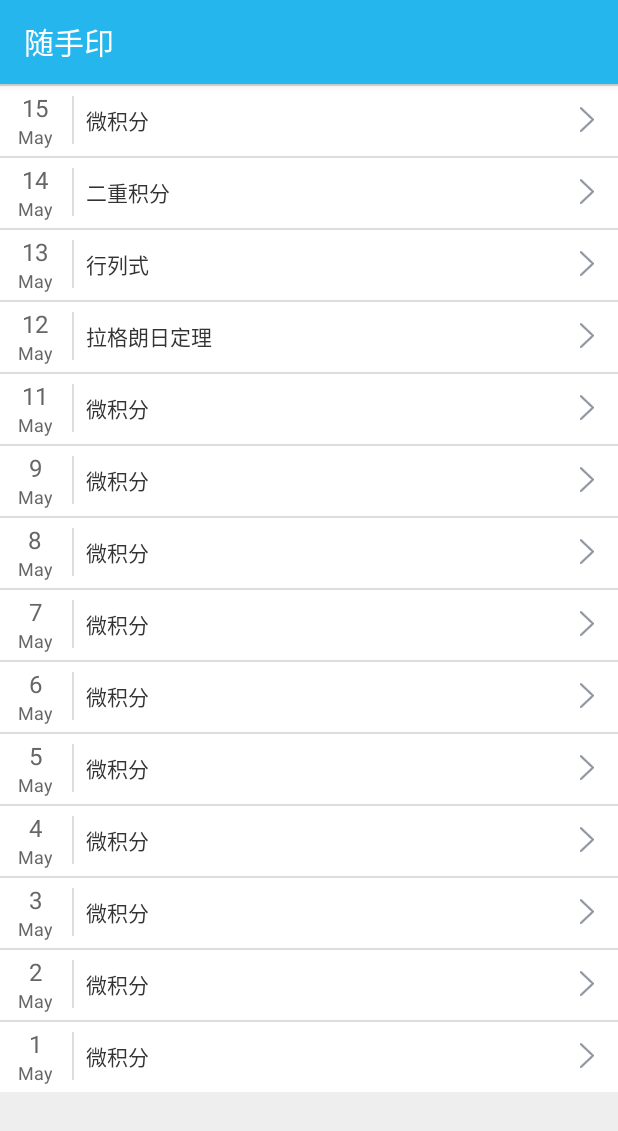
After one commit to guobin1112/Yun_Android, an Android app: the MicroLibListActivity screen opened directly, with no data from a screen before it, on a phone screen of 412 x 824 dp. The commit adds this screen. Shown: the top 1131 px of the screen. Run offline under Robolectric (Android 15) with nearby library versions, the phone set to English and light mode, and no system bars.

Commit message:
micro lib list activity layout finish

```diff
--- a/app/src/main/AndroidManifest.xml
+++ b/app/src/main/AndroidManifest.xml
@@ -49,7 +49,8 @@
             android:label="推荐好友" />
         <activity android:name=".Activity.PrintActivity" />
         <activity android:name=".Activity.SocialActivity" />
-        <activity android:name=".Activity.SignInActivity"></activity>
+        <activity android:name=".Activity.SignInActivity" />
+        <activity android:name=".Activity.MicroLibListActivity"></activity>
     </application>
 
 </manifest>
--- /dev/null
+++ b/app/src/main/java/com/yuncool/yun_android/Activity/MicroLibListActivity.java
@@ -0,0 +1,70 @@
+package com.yuncool.yun_android.Activity;
+
+import android.os.Bundle;
+import android.support.v7.app.AppCompatActivity;
+import android.support.v7.widget.LinearLayoutManager;
+import android.support.v7.widget.RecyclerView;
+
+import com.yuncool.yun_android.R;
+import com.yuncool.yun_android.adapter.MicroLibListAdapter;
+import com.yuncool.yun_android.model.MicroLibListItemModel;
+
+import java.util.ArrayList;
+import java.util.List;
+
+public class MicroLibListActivity extends AppCompatActivity {
+
+    RecyclerView rv_micro_lib_list;
+
+    LinearLayoutManager layoutManager;
+
+    MicroLibListAdapter adapter;
+
+    List<MicroLibListItemModel> modelList = new ArrayList<>();
+
+    @Override
+    protected void onCreate(Bundle savedInstanceState) {
+        super.onCreate(savedInstanceState);
+        setContentView(R.layout.activity_micro_lib_list);
+
+        initData();
+        initView();
+        initEvent();
+    }
+
+    private void initData() {
+
+        modelList.add(new MicroLibListItemModel("15", "May", "微积分"));
+        modelList.add(new MicroLibListItemModel("14", "May", "二重积分"));
+        modelList.add(new MicroLibListItemModel("13", "May", "行列式"));
+        modelList.add(new MicroLibListItemModel("12", "May", "拉格朗日定理"));
+        modelList.add(new MicroLibListItemModel("11", "May", "微积分"));
+        modelList.add(new MicroLibListItemModel("9", "May", "微积分"));
+        modelList.add(new MicroLibListItemModel("8", "May", "微积分"));
+        modelList.add(new MicroLibListItemModel("7", "May", "微积分"));
+        modelList.add(new MicroLibListItemModel("6", "May", "微积分"));
+        modelList.add(new MicroLibListItemModel("5", "May", "微积分"));
+        modelList.add(new MicroLibListItemModel("4", "May", "微积分"));
+        modelList.add(new MicroLibListItemModel("3", "May", "微积分"));
+        modelList.add(new MicroLibListItemModel("2", "May", "微积分"));
+        modelList.add(new MicroLibListItemModel("1", "May", "微积分"));
+
+    }
+
+    private void initView() {
+
+        rv_micro_lib_list = (RecyclerView) findViewById(R.id.rv_micro_lib_list);
+
+        layoutManager = new LinearLayoutManager(this);
+
+        adapter = new MicroLibListAdapter(modelList);
+
+        rv_micro_lib_list.setLayoutManager(layoutManager);
+        rv_micro_lib_list.setAdapter(adapter);
+
+    }
+
+    private void initEvent() {
+
+    }
+}
--- a/app/src/main/java/com/yuncool/yun_android/Activity/MicroLibraryActivity.java
+++ b/app/src/main/java/com/yuncool/yun_android/Activity/MicroLibraryActivity.java
@@ -1,7 +1,7 @@
 package com.yuncool.yun_android.Activity;
 
+import android.content.Intent;
 import android.os.Bundle;
-import android.support.v7.app.AppCompatActivity;
 import android.support.v7.widget.LinearLayoutManager;
 import android.support.v7.widget.RecyclerView;
 import android.util.DisplayMetrics;
@@ -71,5 +71,13 @@ public class MicroLibraryActivity extends BaseActivity {
 
     private void initEvent() {
 
+        adapter.setOnItemClickListener(new MicroLibAdapter.OnItemClickListener() {
+            @Override
+            public void OnItemClick(int position) {
+                Intent intent = new Intent(MicroLibraryActivity.this, MicroLibListActivity.class);
+                startActivity(intent);
+            }
+        });
+
     }
 }
--- a/app/src/main/java/com/yuncool/yun_android/adapter/MicroLibAdapter.java
+++ b/app/src/main/java/com/yuncool/yun_android/adapter/MicroLibAdapter.java
@@ -18,6 +18,8 @@ public class MicroLibAdapter extends RecyclerView.Adapter<MicroLibAdapter.ViewHo
 
     private List<String> modelList = new ArrayList<>();
 
+    private OnItemClickListener onItemClickListener;
+
     public MicroLibAdapter(List<String> modelList) {
         this.modelList = modelList;
     }
@@ -33,13 +35,29 @@ public class MicroLibAdapter extends RecyclerView.Adapter<MicroLibAdapter.ViewHo
     }
 
     @Override
-    public void onBindViewHolder(ViewHolder holder, int position) {
+    public void onBindViewHolder(ViewHolder holder, final int position) {
 
         String name = modelList.get(position);
         if (name != null) {
             holder.tv_micro_lib_name.setText(name);
         }
 
+        if (onItemClickListener != null) {
+
+            holder.itemView.setOnClickListener(new View.OnClickListener() {
+                @Override
+                public void onClick(View view) {
+                    onItemClickListener.OnItemClick(position);
+                }
+            });
+
+        }
+
+
+    }
+
+    public void setOnItemClickListener(OnItemClickListener onItemClickListener) {
+        this.onItemClickListener = onItemClickListener;
     }
 
     @Override
@@ -55,4 +73,8 @@ public class MicroLibAdapter extends RecyclerView.Adapter<MicroLibAdapter.ViewHo
             super(tv_micro_lib_name);
         }
     }
+
+    public interface OnItemClickListener {
+        void OnItemClick(int position);
+    }
 }
--- /dev/null
+++ b/app/src/main/java/com/yuncool/yun_android/adapter/MicroLibListAdapter.java
@@ -0,0 +1,63 @@
+package com.yuncool.yun_android.adapter;
+
+import android.support.v7.widget.RecyclerView;
+import android.view.LayoutInflater;
+import android.view.View;
+import android.view.ViewGroup;
+import android.widget.TextView;
+
+import com.yuncool.yun_android.R;
+import com.yuncool.yun_android.model.MicroLibListItemModel;
+
+import java.util.ArrayList;
+import java.util.List;
+
+/**
+ * Created by Black on 2016/2/16.
+ */
+public class MicroLibListAdapter extends RecyclerView.Adapter<MicroLibListAdapter.ViewHolder> {
+
+    List<MicroLibListItemModel> modelList = new ArrayList<>();
+
+    public MicroLibListAdapter(List<MicroLibListItemModel> modelList) {
+        this.modelList = modelList;
+    }
+
+    @Override
+    public ViewHolder onCreateViewHolder(ViewGroup parent, int viewType) {
+
+        View view = LayoutInflater.from(parent.getContext())
+                .inflate(R.layout.item_micro_lib_list, parent, false);
+
+        ViewHolder viewHolder = new ViewHolder(view);
+
+        return viewHolder;
+    }
+
+    @Override
+    public void onBindViewHolder(ViewHolder holder, int position) {
+
+        holder.tv_date.setText(modelList.get(position).date);
+        holder.tv_month.setText(modelList.get(position).month);
+        holder.tv_title.setText(modelList.get(position).title);
+
+    }
+
+    @Override
+    public int getItemCount() {
+        return modelList.size();
+    }
+
+    public static class ViewHolder extends RecyclerView.ViewHolder {
+
+        public TextView tv_date, tv_month, tv_title;
+
+        public ViewHolder(View itemView) {
+
+            super(itemView);
+            this.tv_date = (TextView) itemView.findViewById(R.id.tv_date);
+            this.tv_month = (TextView) itemView.findViewById(R.id.tv_month);
+            this.tv_title = (TextView) itemView.findViewById(R.id.tv_title);
+        }
+    }
+}
--- /dev/null
+++ b/app/src/main/java/com/yuncool/yun_android/model/MicroLibListItemModel.java
@@ -0,0 +1,15 @@
+package com.yuncool.yun_android.model;
+
+/**
+ * Created by Black on 2016/2/16.
+ */
+public class MicroLibListItemModel {
+
+    public String date, month, title;
+
+    public MicroLibListItemModel(String date, String month, String title) {
+        this.date = date;
+        this.month = month;
+        this.title = title;
+    }
+}
--- /dev/null
+++ b/app/src/main/res/layout/activity_micro_lib_list.xml
@@ -0,0 +1,15 @@
+<?xml version="1.0" encoding="utf-8"?>
+<RelativeLayout xmlns:android="http://schemas.android.com/apk/res/android"
+    xmlns:tools="http://schemas.android.com/tools"
+    android:layout_width="match_parent"
+    android:layout_height="match_parent"
+    tools:context=".Activity.MicroLibListActivity">
+
+    <android.support.v7.widget.RecyclerView
+        android:id="@+id/rv_micro_lib_list"
+        android:layout_width="match_parent"
+        android:layout_height="wrap_content">
+
+    </android.support.v7.widget.RecyclerView>
+
+</RelativeLayout>
--- /dev/null
+++ b/app/src/main/res/layout/item_micro_lib_list.xml
@@ -0,0 +1,66 @@
+<?xml version="1.0" encoding="utf-8"?>
+<RelativeLayout xmlns:android="http://schemas.android.com/apk/res/android"
+    android:layout_width="match_parent"
+    android:layout_height="@dimen/view_normal_height"
+    android:background="@android:color/white">
+
+    <LinearLayout
+        android:layout_width="match_parent"
+        android:layout_height="match_parent"
+        android:orientation="horizontal">
+
+        <RelativeLayout
+            android:layout_width="@dimen/view_normal_height"
+            android:layout_height="match_parent"
+            android:orientation="vertical">
+
+            <RelativeLayout
+                android:layout_width="wrap_content"
+                android:layout_height="wrap_content"
+                android:layout_centerInParent="true">
+
+                <TextView
+                    android:id="@+id/tv_date"
+                    android:layout_width="wrap_content"
+                    android:layout_height="wrap_content"
+                    android:layout_centerHorizontal="true"
+                    android:text="13"
+                    android:textColor="@color/colorTextSecondary"
+                    android:textSize="16sp" />
+
+                <TextView
+                    android:id="@+id/tv_month"
+                    android:layout_width="wrap_content"
+                    android:layout_height="wrap_content"
+                    android:layout_below="@id/tv_date"
+                    android:layout_centerHorizontal="true"
+                    android:text="May"
+                    android:textColor="@color/colorTextSecondary"
+                    android:textSize="12sp" />
+
+            </RelativeLayout>
+
+        </RelativeLayout>
+
+        <View
+            android:layout_width="1dp"
+            android:layout_height="match_parent"
+            android:layout_marginBottom="@dimen/view_small_space"
+            android:layout_marginTop="@dimen/view_small_space"
+            android:background="@color/colorLineDivider" />
+
+        <TextView
+            android:id="@+id/tv_title"
+            style="@style/DefaultTextStyle"
+            android:layout_width="match_parent"
+            android:layout_height="match_parent"
+            android:drawableRight="@drawable/arrow_right"
+            android:gravity="center_vertical"
+            android:paddingLeft="@dimen/view_small_space"
+            android:paddingRight="@dimen/view_normal_space"
+            android:text="行列式的基本运算" />
+    </LinearLayout>
+
+    <View style="@style/LineStyle" />
+
+</RelativeLayout>
```
